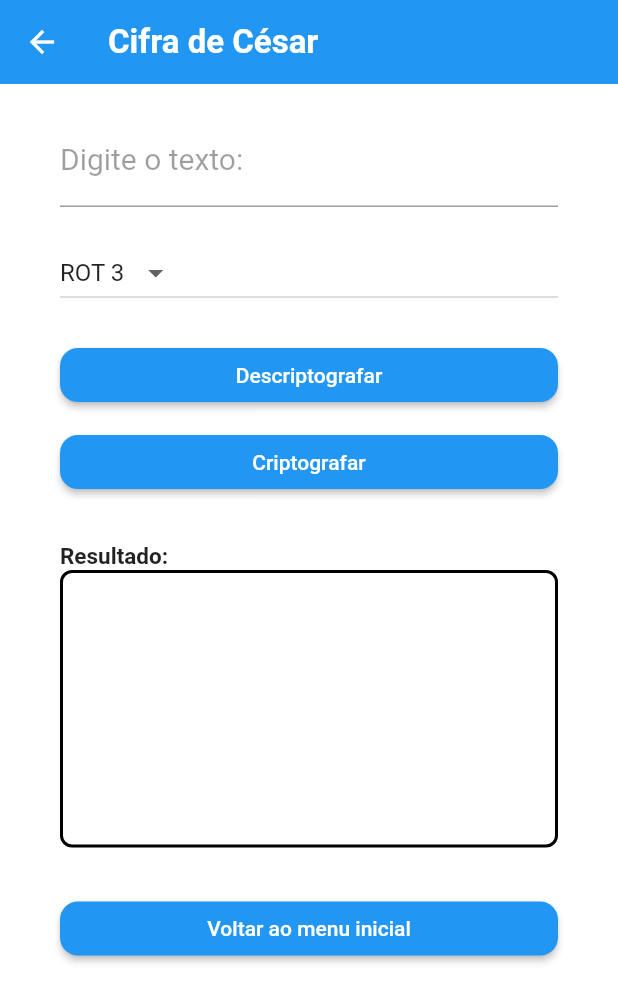
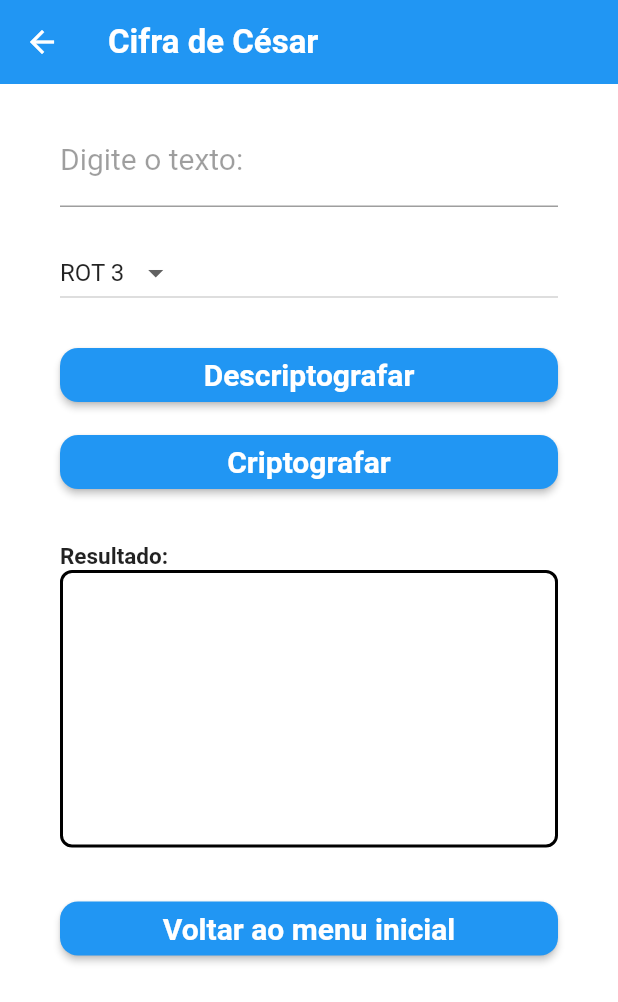
Before and after one commit to PedroLucasFernandes/app-decripta-texto, a Flutter app: the screen it shows after launch, after a tap on "Cifra de César", on a phone screen of 412 x 824 dp. Shown: the top 1002 px of the screen. Run offline on Flutter 3.47's test engine with Material 2 defaults, Android fonts, the phone set to English and light mode, and no system bars.

Commit message:
style: Change buttons and homepage style

```diff
--- a/lib/pages/cifradecesar.dart
+++ b/lib/pages/cifradecesar.dart
@@ -102,7 +102,13 @@ class _CesarPageState extends State<CesarPage> {
                   _resultado = resultado;
                 });
               },
-              child: Text("Descriptografar"),
+              child: Text(
+                "Descriptografar",
+                style: TextStyle(
+                  fontSize: 20,
+                  fontWeight: FontWeight.bold
+                ),
+              ),
             ),
             SizedBox(height: 10,),
             ElevatedButton(
@@ -121,7 +127,13 @@ class _CesarPageState extends State<CesarPage> {
                   _resultado = resultado;
                 });
               },
-              child: Text("Criptografar"),
+              child: Text(
+                "Criptografar",
+                style: TextStyle(
+                  fontSize: 20,
+                  fontWeight: FontWeight.bold
+                ),
+              ),
             ),
             SizedBox(height: 30,),
             Text(
@@ -160,7 +172,13 @@ class _CesarPageState extends State<CesarPage> {
               onPressed: () {
                 Navigator.pop(context);
             },
-            child: Text("Voltar ao menu inicial")
+              child: Text(
+                "Voltar ao menu inicial",
+                style: TextStyle(
+                  fontSize: 20,
+                  fontWeight: FontWeight.bold
+                ),
+              ),
             ),
           ],
         ),
--- a/lib/pages/cifradevigenere.dart
+++ b/lib/pages/cifradevigenere.dart
@@ -120,7 +120,13 @@ class _VigenerePageState extends State<VigenerePage> {
                   _resultado = resultado;
                 });
               },
-              child: Text("Descriptografar"),
+              child: Text(
+                "Descriptografar",
+                style: TextStyle(
+                  fontSize: 20,
+                  fontWeight: FontWeight.bold,
+                ),
+              ),
             ),
             SizedBox(height: 10,),
             ElevatedButton(
@@ -140,7 +146,13 @@ class _VigenerePageState extends State<VigenerePage> {
                   _resultado = resultado;
                 });
               },
-              child: Text("Criptografar"),
+              child: Text(
+                "Criptografar",
+                style: TextStyle(
+                    fontSize: 20,
+                    fontWeight: FontWeight.bold
+                ),
+              ),
             ),
             SizedBox(height: 30,),
             Text(
@@ -179,7 +191,13 @@ class _VigenerePageState extends State<VigenerePage> {
               onPressed: () {
                 Navigator.pop(context);
               },
-              child: Text("Voltar ao menu inicial")
+              child: Text(
+                "Voltar ao menu inicial",
+                style: TextStyle(
+                  fontSize: 20,
+                  fontWeight: FontWeight.bold
+                ),
+              ),
             ),
           ],
         ),
--- a/lib/pages/homepage.dart
+++ b/lib/pages/homepage.dart
@@ -7,21 +7,28 @@ class HomePage extends StatelessWidget {
     return Scaffold(
       appBar: AppBar(
         elevation: 0,
-        backgroundColor: Colors.white,
-        title: Text(
+        title: Center(
+          child: Text(
             "Seja muito bem-vindo(a)!",
             style: TextStyle(
-            color: Colors.black,
               fontWeight: FontWeight.bold,
-            fontSize: 22,
+              fontSize: 25,
             ),
           ),
         ),
-      body: Container(
+      ),
+      body: Center(
+        child: Container(
           padding: EdgeInsets.all(40),
           child: ListView(
             children: <Widget>[
-            Text("Selecione a cifra que você quer decriptar:"),
+              Text(
+                "Selecione a cifra que você quer decriptar ou encriptar:",
+                style: TextStyle(
+                  fontWeight: FontWeight.bold,
+                  fontSize: 20,
+                ),
+              ),
               SizedBox(height: 30,),
               ElevatedButton(
                 style: ButtonStyle(
@@ -35,7 +42,13 @@ class HomePage extends StatelessWidget {
                 onPressed : () {
                   Navigator.pushNamed(context, '/cifradecesar');
                 },
-              child : Text("Cifra de César")
+                child : Text(
+                  "Cifra de César",
+                  style: TextStyle(
+                    fontSize: 20,
+                    fontWeight: FontWeight.bold
+                  ),
+                ),
               ),
               ElevatedButton(
                 style: ButtonStyle(
@@ -49,9 +62,16 @@ class HomePage extends StatelessWidget {
                 onPressed : () {
                   Navigator.pushNamed(context, '/cifradevigenere');
                 },
-              child : Text("Cifra de Vigenère"),
+                child : Text(
+                  "Cifra de Vigenère",
+                  style: TextStyle(
+                    fontSize: 20,
+                    fontWeight: FontWeight.bold
+                  ),
+                ),
               ),
             ],
+          ),
         ),
       ),
     );
```
Lines whose indentation alone changed are shown as unchanged.
